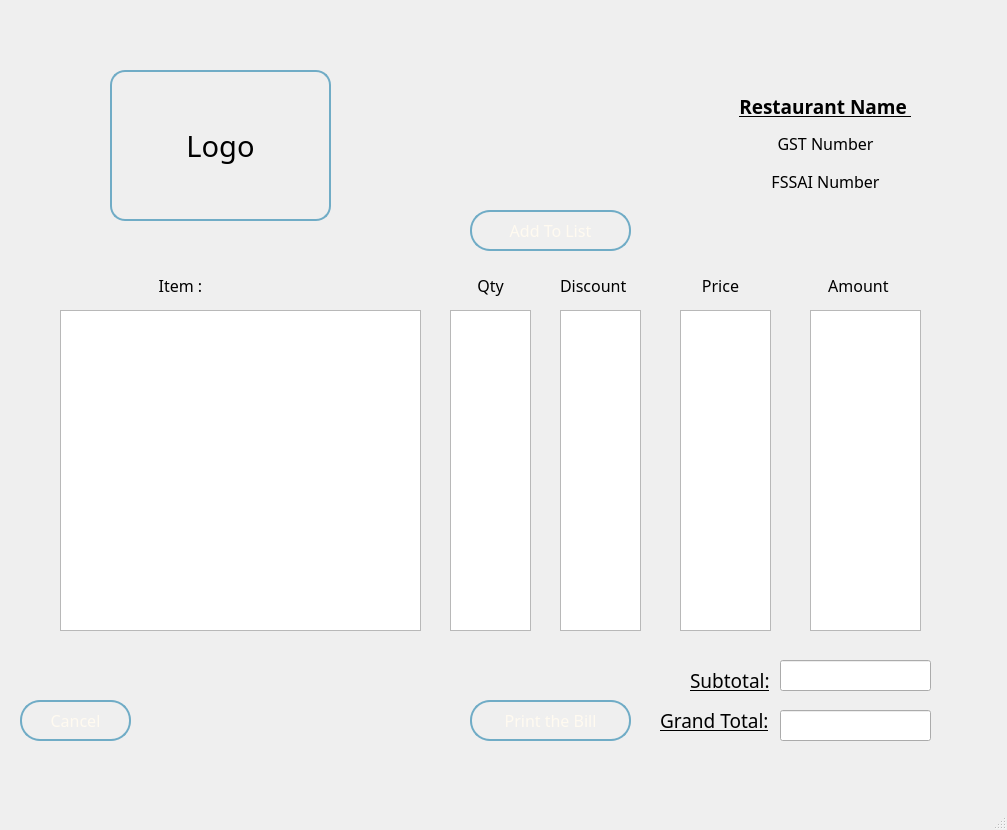
Before: the Qt Designer form bill_win.ui in Dharmraj06/woc7.0-python-gui-restaurant-management, drawn with Qt 5.
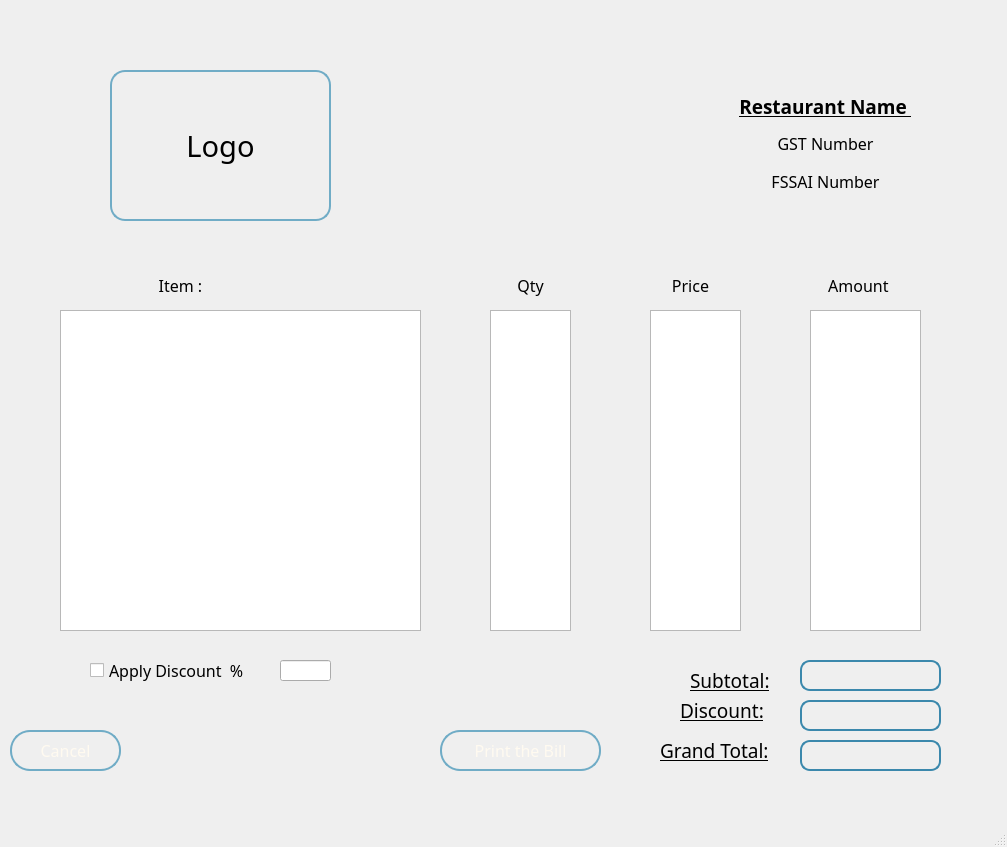
After: the same form once the commit is applied. Icons and pictures are not drawn.

```diff
--- a/bill_win.ui
+++ b/bill_win.ui
@@ -7,7 +7,7 @@
     <x>0</x>
     <y>0</y>
     <width>1007</width>
-    <height>830</height>
+    <height>847</height>
    </rect>
   </property>
   <property name="windowTitle">
@@ -62,7 +62,7 @@
    <widget class="QLabel" name="qty_label">
     <property name="geometry">
      <rect>
-      <x>440</x>
+      <x>480</x>
       <y>270</y>
       <width>101</width>
       <height>31</height>
@@ -128,17 +128,7 @@
    <widget class="QListView" name="qty_list">
     <property name="geometry">
      <rect>
-      <x>450</x>
-      <y>310</y>
-      <width>81</width>
-      <height>321</height>
-     </rect>
-    </property>
-   </widget>
-   <widget class="QListView" name="m_qty_list">
-    <property name="geometry">
-     <rect>
-      <x>560</x>
+      <x>490</x>
       <y>310</y>
       <width>81</width>
       <height>321</height>
@@ -155,57 +145,6 @@
      </rect>
     </property>
    </widget>
-   <widget class="QLabel" name="m_qty_label">
-    <property name="geometry">
-     <rect>
-      <x>560</x>
-      <y>270</y>
-      <width>111</width>
-      <height>31</height>
-     </rect>
-    </property>
-    <property name="font">
-     <font>
-      <family>Segoe UI Variable Small Semilig</family>
-      <pointsize>12</pointsize>
-     </font>
-    </property>
-    <property name="text">
-     <string>Discount</string>
-    </property>
-   </widget>
-   <widget class="QLineEdit" name="subtotal_linedit">
-    <property name="geometry">
-     <rect>
-      <x>780</x>
-      <y>660</y>
-      <width>151</width>
-      <height>31</height>
-     </rect>
-    </property>
-    <property name="font">
-     <font>
-      <family>Segoe UI Variable Small Light</family>
-      <pointsize>16</pointsize>
-     </font>
-    </property>
-   </widget>
-   <widget class="QLineEdit" name="gtotal_lineedit">
-    <property name="geometry">
-     <rect>
-      <x>780</x>
-      <y>710</y>
-      <width>151</width>
-      <height>31</height>
-     </rect>
-    </property>
-    <property name="font">
-     <font>
-      <family>Segoe UI Variable Small Light</family>
-      <pointsize>16</pointsize>
-     </font>
-    </property>
-   </widget>
    <widget class="QLabel" name="subtotal_label">
     <property name="geometry">
      <rect>
@@ -230,7 +169,7 @@
     <property name="geometry">
      <rect>
       <x>660</x>
-      <y>710</y>
+      <y>740</y>
       <width>141</width>
       <height>21</height>
      </rect>
@@ -249,7 +188,7 @@
    <widget class="QListView" name="price_list">
     <property name="geometry">
      <rect>
-      <x>680</x>
+      <x>650</x>
       <y>310</y>
       <width>91</width>
       <height>321</height>
@@ -259,7 +198,7 @@
    <widget class="QLabel" name="price_label">
     <property name="geometry">
      <rect>
-      <x>670</x>
+      <x>640</x>
       <y>270</y>
       <width>101</width>
       <height>31</height>
@@ -281,8 +220,8 @@
    <widget class="QPushButton" name="cancel_pb">
     <property name="geometry">
      <rect>
-      <x>20</x>
-      <y>700</y>
+      <x>10</x>
+      <y>730</y>
       <width>111</width>
       <height>41</height>
      </rect>
@@ -341,8 +280,8 @@
    <widget class="QPushButton" name="print_pb">
     <property name="geometry">
      <rect>
-      <x>470</x>
-      <y>700</y>
+      <x>440</x>
+      <y>730</y>
       <width>161</width>
       <height>41</height>
      </rect>
@@ -398,67 +337,7 @@
      <string>Print the Bill</string>
     </property>
    </widget>
-   <widget class="QPushButton" name="add_it_pb_2">
-    <property name="geometry">
-     <rect>
-      <x>470</x>
-      <y>210</y>
-      <width>161</width>
-      <height>41</height>
-     </rect>
-    </property>
-    <property name="font">
-     <font>
-      <family>Segoe UI Variable Small</family>
-      <pointsize>-1</pointsize>
-     </font>
-    </property>
-    <property name="styleSheet">
-     <string notr="true">QPushButton {
-    background-color: qlineargradient(spread:repeat, x1:0, y1:0.602, x2:1, y2:0.603, 
-    stop:0.0631579 rgba(0, 115, 168, 216), 
-    stop:0.448864 rgba(14, 116, 163, 227), 
-    stop:0.653409 rgba(25, 116, 159, 199), 
-    stop:0.8125 rgba(35, 117, 155, 191), 
-    stop:0.982955 rgba(49, 118, 150, 185));
-    
-    color: #FFFAF0;  
-    border-radius: 20px;      
-    padding: 10px;             
-    font-size: 16px;           
-    border: 2px solid rgb(112, 172, 198);  /* Blue border */
-}
-
-QPushButton {
-    background-color: qlineargradient(spread:repeat, x1:0, y1:0.602, x2:1, y2:0.603, 
-    stop:0.0631579 rgba(0, 115, 168, 216), 
-    stop:0.448864 rgba(14, 116, 163, 227), 
-    stop:0.653409 rgba(25, 116, 159, 199), 
-    stop:0.8125 rgba(35, 117, 155, 191), 
-    stop:0.982955 rgba(49, 118, 150, 185));
-    
-    color: #FFFAF0;  
-    border-radius: 20px;      
-    padding: 10px;             
-    font-size: 16px;           
-    border: 2px solid rgb(112, 172, 198);  /* Blue border */
-}
-
-QPushButton:pressed {
-    background-color: qlineargradient(spread:repeat, x1:0, y1:0.602, x2:1, y2:0.603, 
-    stop:0.0631579 rgba(0, 100, 140, 216),
-    stop:0.448864 rgba(10, 100, 140, 227), 
-    stop:0.653409 rgba(20, 100, 140, 199), 
-    stop:0.8125 rgba(30, 100, 140, 191), 
-    stop:0.982955 rgba(40, 100, 140, 185));
-}
-</string>
-    </property>
-    <property name="text">
-     <string>Add To List</string>
-    </property>
-   </widget>
-   <widget class="QWidget" name="">
+   <widget class="QWidget" name="layoutWidget">
     <property name="geometry">
      <rect>
       <x>730</x>
@@ -523,6 +402,144 @@
      </item>
     </layout>
    </widget>
+   <widget class="QLabel" name="discount_label_2">
+    <property name="geometry">
+     <rect>
+      <x>680</x>
+      <y>700</y>
+      <width>141</width>
+      <height>21</height>
+     </rect>
+    </property>
+    <property name="font">
+     <font>
+      <family>Segoe UI Variable Display Semil</family>
+      <pointsize>14</pointsize>
+      <underline>true</underline>
+     </font>
+    </property>
+    <property name="text">
+     <string>Discount:</string>
+    </property>
+   </widget>
+   <widget class="QCheckBox" name="discount_cb">
+    <property name="geometry">
+     <rect>
+      <x>90</x>
+      <y>650</y>
+      <width>191</width>
+      <height>41</height>
+     </rect>
+    </property>
+    <property name="font">
+     <font>
+      <family>Segoe UI Variable Small Semilig</family>
+      <pointsize>12</pointsize>
+      <weight>50</weight>
+      <bold>false</bold>
+     </font>
+    </property>
+    <property name="text">
+     <string>Apply Discount  %</string>
+    </property>
+   </widget>
+   <widget class="QLineEdit" name="add_disc_lineEdit">
+    <property name="geometry">
+     <rect>
+      <x>280</x>
+      <y>660</y>
+      <width>51</width>
+      <height>21</height>
+     </rect>
+    </property>
+   </widget>
+   <widget class="QLabel" name="show_subtotal_label">
+    <property name="geometry">
+     <rect>
+      <x>800</x>
+      <y>660</y>
+      <width>141</width>
+      <height>31</height>
+     </rect>
+    </property>
+    <property name="font">
+     <font>
+      <family>Segoe UI Variable Display Semil</family>
+      <pointsize>14</pointsize>
+      <underline>true</underline>
+     </font>
+    </property>
+    <property name="styleSheet">
+     <string notr="true">QLabel {
+    border: 2px solid rgb(59, 136, 172);  /* Dark blue border color */
+    border-radius: 10px;  /* Rounded corners */
+    padding: 4px;  /* Space between text and border */
+}
+
+</string>
+    </property>
+    <property name="text">
+     <string/>
+    </property>
+   </widget>
+   <widget class="QLabel" name="show_discount_label">
+    <property name="geometry">
+     <rect>
+      <x>800</x>
+      <y>700</y>
+      <width>141</width>
+      <height>31</height>
+     </rect>
+    </property>
+    <property name="font">
+     <font>
+      <family>Segoe UI Variable Display Semil</family>
+      <pointsize>14</pointsize>
+      <underline>true</underline>
+     </font>
+    </property>
+    <property name="styleSheet">
+     <string notr="true">QLabel {
+    border: 2px solid rgb(59, 136, 172);  /* Dark blue border color */
+    border-radius: 10px;  /* Rounded corners */
+    padding: 4px;  /* Space between text and border */
+}
+
+</string>
+    </property>
+    <property name="text">
+     <string/>
+    </property>
+   </widget>
+   <widget class="QLabel" name="show_gtotal_label">
+    <property name="geometry">
+     <rect>
+      <x>800</x>
+      <y>740</y>
+      <width>141</width>
+      <height>31</height>
+     </rect>
+    </property>
+    <property name="font">
+     <font>
+      <family>Segoe UI Variable Display Semil</family>
+      <pointsize>14</pointsize>
+      <underline>true</underline>
+     </font>
+    </property>
+    <property name="styleSheet">
+     <string notr="true">QLabel {
+    border: 2px solid rgb(59, 136, 172);  /* Dark blue border color */
+    border-radius: 10px;  /* Rounded corners */
+    padding: 4px;  /* Space between text and border */
+}
+
+</string>
+    </property>
+    <property name="text">
+     <string/>
+    </property>
+   </widget>
   </widget>
   <widget class="QMenuBar" name="menubar">
    <property name="geometry">
```
